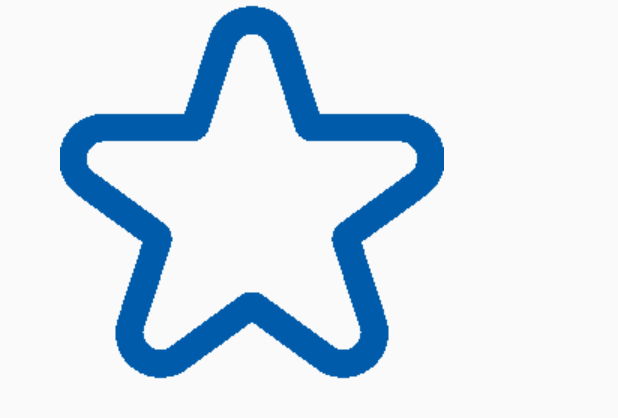
After one commit to CIKOOOOO/SelfServicePrototype, an Android app: the layout recycler_rating.xml on its own in the app's theme, with its tools: preview values and no code run, on a phone screen of 412 x 824 dp. The commit adds this screen. Shown: the top 418 px of the screen. Run offline under Robolectric (Android 15) with nearby library versions, the phone set to English and light mode, and no system bars; Roboto replaces fonts that are not available here.

Commit message:
First Commit

```diff
--- a/app/src/main/AndroidManifest.xml
+++ b/app/src/main/AndroidManifest.xml
@@ -27,7 +27,9 @@
         <activity
             android:name=".Activity.OrderActivity"
             android:screenOrientation="portrait" />
-        <activity android:name=".Utils.BaseActivity" />
+        <activity
+            android:name=".Utils.BaseActivity"
+            android:screenOrientation="portrait" />
         <activity android:name=".Activity.ConfirmOrderActivity" />
         <activity android:name=".Activity.PaymentActivity" />
         <activity android:name=".Activity.OrderTypeActivity" />
--- /dev/null
+++ b/app/src/main/res/layout-xlarge/recycler_rating.xml
@@ -0,0 +1,12 @@
+<?xml version="1.0" encoding="utf-8"?>
+<LinearLayout xmlns:android="http://schemas.android.com/apk/res/android"
+    android:layout_width="wrap_content"
+    android:layout_height="wrap_content"
+    android:layout_marginStart="40dp"
+    android:layout_marginEnd="40dp"
+    android:orientation="vertical">
+    <ImageView
+        android:id="@+id/recycler_image_rating"
+        android:layout_width="150dp"
+        android:layout_height="150dp" />
+</LinearLayout>
--- a/app/src/main/res/layout/activity_finish.xml
+++ b/app/src/main/res/layout/activity_finish.xml
@@ -4,8 +4,8 @@
     xmlns:tools="http://schemas.android.com/tools"
     android:layout_width="match_parent"
     android:layout_height="match_parent"
+    android:background="@color/white_color"
     tools:context=".Activity.FinishActivity">
 
 
-
 </RelativeLayout>
--- /dev/null
+++ b/app/src/main/res/layout/recycler_rating.xml
@@ -0,0 +1,13 @@
+<?xml version="1.0" encoding="utf-8"?>
+<LinearLayout xmlns:android="http://schemas.android.com/apk/res/android"
+    android:layout_width="wrap_content"
+    android:layout_height="wrap_content"
+    android:layout_marginStart="40dp"
+    android:layout_marginEnd="40dp"
+    android:orientation="vertical">
+    <ImageView
+        android:id="@+id/recycler_image_rating"
+        android:layout_width="wrap_content"
+        android:layout_height="wrap_content"
+        android:background="@drawable/ic_star_no_fill" />
+</LinearLayout>
```
Also changed, not shown: app/src/main/java/com/andrew/selfserviceprototype/Activity/FinishActivity.java (+8 -1 lines), app/src/main/java/com/andrew/selfserviceprototype/Activity/PaymentActivity.java (+51 -31 lines), app/src/main/java/com/andrew/selfserviceprototype/Adapter/RatingAdapter.java (added, +75 -0 lines), app/src/main/java/com/andrew/selfserviceprototype/Utils/Constant.java (+9 -0 lines), app/src/main/res/layout-xlarge/activity_payment.xml (+64 -10 lines), app/src/main/res/drawable/ic_star_fill.png (added), app/src/main/res/drawable/ic_star_no_fill.png (added).
